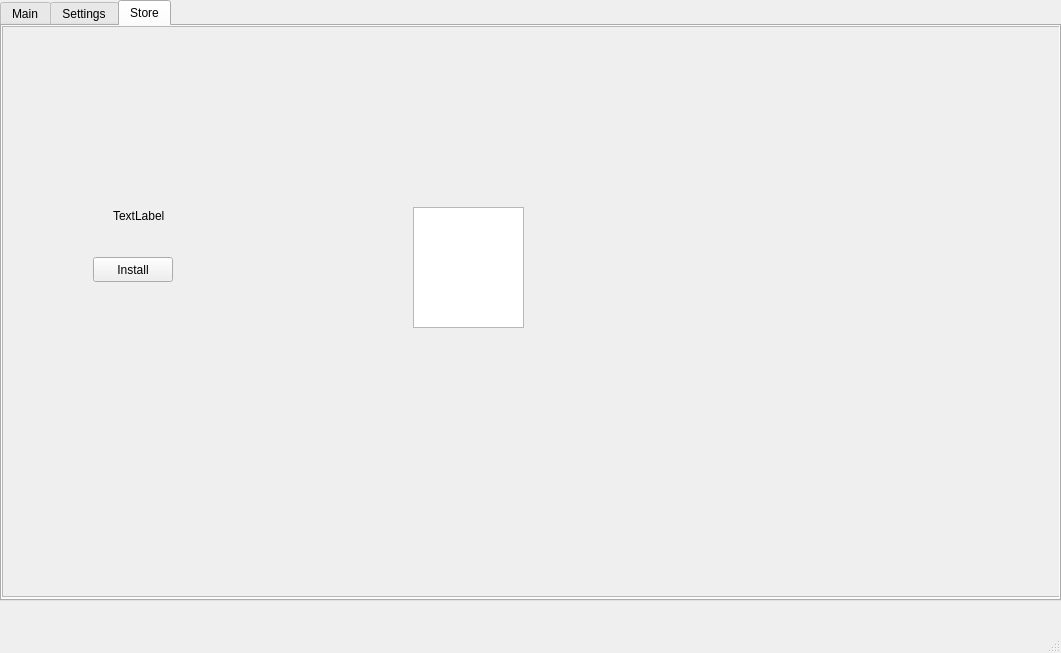
This is GUI/mainui/form.ui in blackzspace-de-Software-Store/Python-Software-Store as Qt 5 draws it before an edit. The edited form follows.
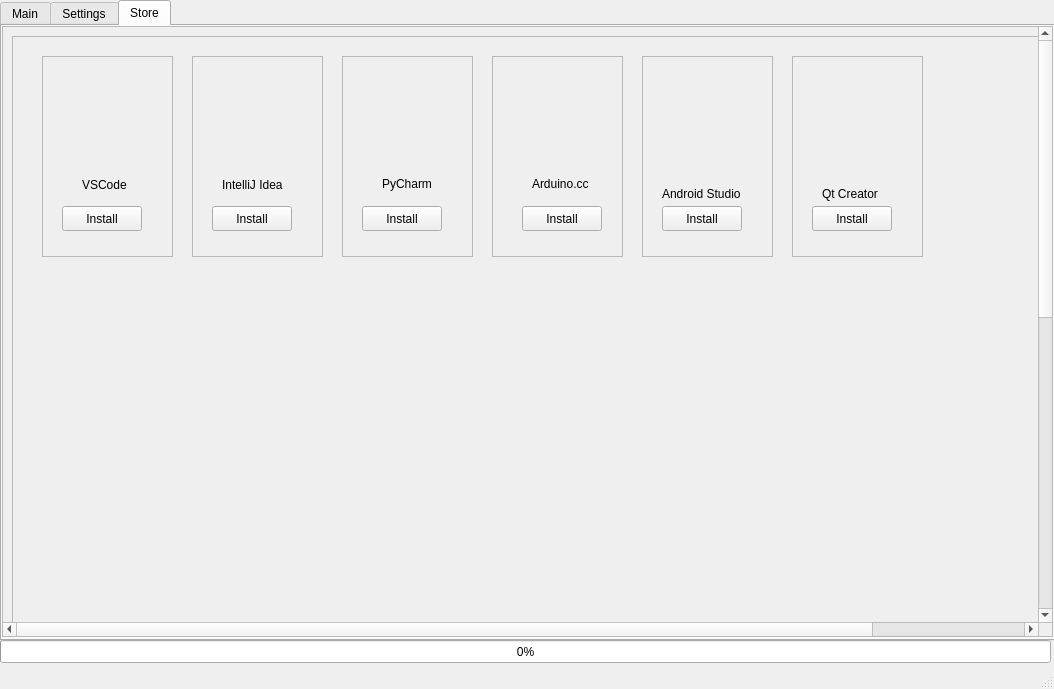
This is the edited form. The open tabs and pages were chosen to show the change. Icons and pictures are not drawn.

```diff
--- a/GUI/mainui/form.ui
+++ b/GUI/mainui/form.ui
@@ -6,8 +6,8 @@
    <rect>
     <x>0</x>
     <y>0</y>
-    <width>1061</width>
-    <height>653</height>
+    <width>1054</width>
+    <height>689</height>
    </rect>
   </property>
   <property name="windowTitle">
@@ -20,7 +20,7 @@
       <x>0</x>
       <y>0</y>
       <width>1061</width>
-      <height>601</height>
+      <height>641</height>
      </rect>
     </property>
     <property name="currentIndex">
@@ -215,10 +215,28 @@
        <rect>
         <x>0</x>
         <y>0</y>
-        <width>1061</width>
-        <height>571</height>
+        <width>1051</width>
+        <height>611</height>
        </rect>
       </property>
+      <property name="styleSheet">
+       <string notr="true">QScrollBar:vertical {
+
+}
+
+QScrollBar::handle:vertical {
+
+}</string>
+      </property>
+      <property name="verticalScrollBarPolicy">
+       <enum>Qt::ScrollBarAlwaysOn</enum>
+      </property>
+      <property name="horizontalScrollBarPolicy">
+       <enum>Qt::ScrollBarAlwaysOn</enum>
+      </property>
+      <property name="sizeAdjustPolicy">
+       <enum>QAbstractScrollArea::AdjustToContents</enum>
+      </property>
       <property name="widgetResizable">
        <bool>true</bool>
       </property>
@@ -227,64 +245,393 @@
         <rect>
          <x>0</x>
          <y>0</y>
-         <width>1059</width>
-         <height>569</height>
+         <width>1218</width>
+         <height>1218</height>
         </rect>
        </property>
-       <widget class="QGraphicsView" name="graphicsView">
-        <property name="geometry">
-         <rect>
-          <x>410</x>
-          <y>180</y>
-          <width>111</width>
-          <height>121</height>
-         </rect>
-        </property>
-        <property name="styleSheet">
-         <string notr="true"/>
-        </property>
-       </widget>
-       <widget class="QPushButton" name="pushButton">
-        <property name="geometry">
-         <rect>
-          <x>90</x>
-          <y>230</y>
-          <width>80</width>
-          <height>25</height>
-         </rect>
-        </property>
-        <property name="text">
-         <string>Install</string>
-        </property>
-       </widget>
-       <widget class="QLabel" name="vscode">
-        <property name="geometry">
-         <rect>
-          <x>110</x>
-          <y>180</y>
-          <width>54</width>
-          <height>17</height>
-         </rect>
-        </property>
-        <property name="text">
-         <string>TextLabel</string>
-        </property>
-       </widget>
-       <widget class="QWidget" name="verticalLayoutWidget">
-        <property name="geometry">
-         <rect>
-          <x>110</x>
-          <y>40</y>
-          <width>160</width>
-          <height>80</height>
-         </rect>
-        </property>
-        <layout class="QVBoxLayout" name="verticalLayout"/>
-       </widget>
+       <layout class="QVBoxLayout" name="verticalLayout">
+        <item>
+         <widget class="QFrame" name="frame">
+          <property name="minimumSize">
+           <size>
+            <width>1200</width>
+            <height>1200</height>
+           </size>
+          </property>
+          <property name="frameShape">
+           <enum>QFrame::StyledPanel</enum>
+          </property>
+          <property name="frameShadow">
+           <enum>QFrame::Raised</enum>
+          </property>
+          <widget class="QFrame" name="frame_vsc">
+           <property name="geometry">
+            <rect>
+             <x>30</x>
+             <y>20</y>
+             <width>131</width>
+             <height>201</height>
+            </rect>
+           </property>
+           <property name="frameShape">
+            <enum>QFrame::StyledPanel</enum>
+           </property>
+           <property name="frameShadow">
+            <enum>QFrame::Raised</enum>
+           </property>
+           <widget class="QLabel" name="vscode_ico">
+            <property name="geometry">
+             <rect>
+              <x>10</x>
+              <y>10</y>
+              <width>111</width>
+              <height>91</height>
+             </rect>
+            </property>
+            <property name="text">
+             <string/>
+            </property>
+            <property name="pixmap">
+             <pixmap>../../software-store/imgs/vscode/vscode.svg</pixmap>
+            </property>
+           </widget>
+           <widget class="QPushButton" name="vscode_Install">
+            <property name="geometry">
+             <rect>
+              <x>20</x>
+              <y>150</y>
+              <width>80</width>
+              <height>25</height>
+             </rect>
+            </property>
+            <property name="text">
+             <string>Install</string>
+            </property>
+           </widget>
+           <widget class="QLabel" name="label_vscode">
+            <property name="geometry">
+             <rect>
+              <x>40</x>
+              <y>120</y>
+              <width>54</width>
+              <height>17</height>
+             </rect>
+            </property>
+            <property name="text">
+             <string>VSCode</string>
+            </property>
+           </widget>
+          </widget>
+          <widget class="QFrame" name="frame_intellij">
+           <property name="geometry">
+            <rect>
+             <x>180</x>
+             <y>20</y>
+             <width>131</width>
+             <height>201</height>
+            </rect>
+           </property>
+           <property name="frameShape">
+            <enum>QFrame::StyledPanel</enum>
+           </property>
+           <property name="frameShadow">
+            <enum>QFrame::Raised</enum>
+           </property>
+           <widget class="QLabel" name="intellij_ico">
+            <property name="geometry">
+             <rect>
+              <x>30</x>
+              <y>10</y>
+              <width>81</width>
+              <height>101</height>
+             </rect>
+            </property>
+            <property name="text">
+             <string/>
+            </property>
+            <property name="pixmap">
+             <pixmap>../../software-store/imgs/intellij/idea.svg</pixmap>
+            </property>
+           </widget>
+           <widget class="QPushButton" name="intellij_Install">
+            <property name="geometry">
+             <rect>
+              <x>20</x>
+              <y>150</y>
+              <width>80</width>
+              <height>25</height>
+             </rect>
+            </property>
+            <property name="text">
+             <string>Install</string>
+            </property>
+           </widget>
+           <widget class="QLabel" name="label_intellij">
+            <property name="geometry">
+             <rect>
+              <x>30</x>
+              <y>120</y>
+              <width>91</width>
+              <height>17</height>
+             </rect>
+            </property>
+            <property name="text">
+             <string>IntelliJ Idea</string>
+            </property>
+           </widget>
+          </widget>
+          <widget class="QFrame" name="frame_pycharm">
+           <property name="geometry">
+            <rect>
+             <x>330</x>
+             <y>20</y>
+             <width>131</width>
+             <height>201</height>
+            </rect>
+           </property>
+           <property name="frameShape">
+            <enum>QFrame::StyledPanel</enum>
+           </property>
+           <property name="frameShadow">
+            <enum>QFrame::Raised</enum>
+           </property>
+           <widget class="QLabel" name="pycharm_ico">
+            <property name="geometry">
+             <rect>
+              <x>20</x>
+              <y>10</y>
+              <width>91</width>
+              <height>101</height>
+             </rect>
+            </property>
+            <property name="text">
+             <string/>
+            </property>
+            <property name="pixmap">
+             <pixmap>../../software-store/imgs/pycharm/pycharm.svg</pixmap>
+            </property>
+           </widget>
+           <widget class="QPushButton" name="pycharm_Install">
+            <property name="geometry">
+             <rect>
+              <x>20</x>
+              <y>150</y>
+              <width>80</width>
+              <height>25</height>
+             </rect>
+            </property>
+            <property name="text">
+             <string>Install</string>
+            </property>
+           </widget>
+           <widget class="QLabel" name="label_pycharm">
+            <property name="geometry">
+             <rect>
+              <x>40</x>
+              <y>120</y>
+              <width>61</width>
+              <height>16</height>
+             </rect>
+            </property>
+            <property name="text">
+             <string>PyCharm</string>
+            </property>
+           </widget>
+          </widget>
+          <widget class="QFrame" name="frame_arduino">
+           <property name="geometry">
+            <rect>
+             <x>480</x>
+             <y>20</y>
+             <width>131</width>
+             <height>201</height>
+            </rect>
+           </property>
+           <property name="frameShape">
+            <enum>QFrame::StyledPanel</enum>
+           </property>
+           <property name="frameShadow">
+            <enum>QFrame::Raised</enum>
+           </property>
+           <widget class="QLabel" name="arduino_ico">
+            <property name="geometry">
+             <rect>
+              <x>20</x>
+              <y>10</y>
+              <width>91</width>
+              <height>101</height>
+             </rect>
+            </property>
+            <property name="text">
+             <string/>
+            </property>
+            <property name="pixmap">
+             <pixmap>../../software-store/imgs/arduino/arduino-ide.svg</pixmap>
+            </property>
+           </widget>
+           <widget class="QPushButton" name="arduino_Install">
+            <property name="geometry">
+             <rect>
+              <x>30</x>
+              <y>150</y>
+              <width>80</width>
+              <height>25</height>
+             </rect>
+            </property>
+            <property name="text">
+             <string>Install</string>
+            </property>
+           </widget>
+           <widget class="QLabel" name="label_arduino">
+            <property name="geometry">
+             <rect>
+              <x>40</x>
+              <y>120</y>
+              <width>61</width>
+              <height>16</height>
+             </rect>
+            </property>
+            <property name="text">
+             <string>Arduino.cc</string>
+            </property>
+           </widget>
+          </widget>
+          <widget class="QFrame" name="frame_androidstudio">
+           <property name="geometry">
+            <rect>
+             <x>630</x>
+             <y>20</y>
+             <width>131</width>
+             <height>201</height>
+            </rect>
+           </property>
+           <property name="frameShape">
+            <enum>QFrame::StyledPanel</enum>
+           </property>
+           <property name="frameShadow">
+            <enum>QFrame::Raised</enum>
+           </property>
+           <widget class="QLabel" name="androidstudio_ico">
+            <property name="geometry">
+             <rect>
+              <x>0</x>
+              <y>10</y>
+              <width>121</width>
+              <height>111</height>
+             </rect>
+            </property>
+            <property name="text">
+             <string/>
+            </property>
+            <property name="pixmap">
+             <pixmap>../../software-store/imgs/android-studio/studio.svg</pixmap>
+            </property>
+           </widget>
+           <widget class="QPushButton" name="androidstudio_Install">
+            <property name="geometry">
+             <rect>
+              <x>20</x>
+              <y>150</y>
+              <width>80</width>
+              <height>25</height>
+             </rect>
+            </property>
+            <property name="text">
+             <string>Install</string>
+            </property>
+           </widget>
+           <widget class="QLabel" name="label_androidstudio">
+            <property name="geometry">
+             <rect>
+              <x>20</x>
+              <y>130</y>
+              <width>101</width>
+              <height>16</height>
+             </rect>
+            </property>
+            <property name="text">
+             <string>Android Studio</string>
+            </property>
+           </widget>
+          </widget>
+          <widget class="QFrame" name="frame_qtcreator">
+           <property name="geometry">
+            <rect>
+             <x>780</x>
+             <y>20</y>
+             <width>131</width>
+             <height>201</height>
+            </rect>
+           </property>
+           <property name="frameShape">
+            <enum>QFrame::StyledPanel</enum>
+           </property>
+           <property name="frameShadow">
+            <enum>QFrame::Raised</enum>
+           </property>
+           <widget class="QLabel" name="qtcreator_ico">
+            <property name="geometry">
+             <rect>
+              <x>40</x>
+              <y>30</y>
+              <width>81</width>
+              <height>81</height>
+             </rect>
+            </property>
+            <property name="text">
+             <string/>
+            </property>
+            <property name="pixmap">
+             <pixmap>../../software-store/imgs/qt/qtcreator.svg</pixmap>
+            </property>
+           </widget>
+           <widget class="QPushButton" name="qtcreator_Install">
+            <property name="geometry">
+             <rect>
+              <x>20</x>
+              <y>150</y>
+              <width>80</width>
+              <height>25</height>
+             </rect>
+            </property>
+            <property name="text">
+             <string>Install</string>
+            </property>
+           </widget>
+           <widget class="QLabel" name="label_qtcreator">
+            <property name="geometry">
+             <rect>
+              <x>30</x>
+              <y>130</y>
+              <width>71</width>
+              <height>16</height>
+             </rect>
+            </property>
+            <property name="text">
+             <string>Qt Creator</string>
+            </property>
+           </widget>
+          </widget>
+         </widget>
+        </item>
+       </layout>
       </widget>
      </widget>
     </widget>
    </widget>
+   <widget class="QProgressBar" name="progressBar">
+    <property name="geometry">
+     <rect>
+      <x>0</x>
+      <y>640</y>
+      <width>1051</width>
+      <height>23</height>
+     </rect>
+    </property>
+    <property name="value">
+     <number>0</number>
+    </property>
+   </widget>
   </widget>
   <widget class="QStatusBar" name="statusbar"/>
  </widget>
```
Left out of the diff: 251 changed lines with no effect on the pictures.
